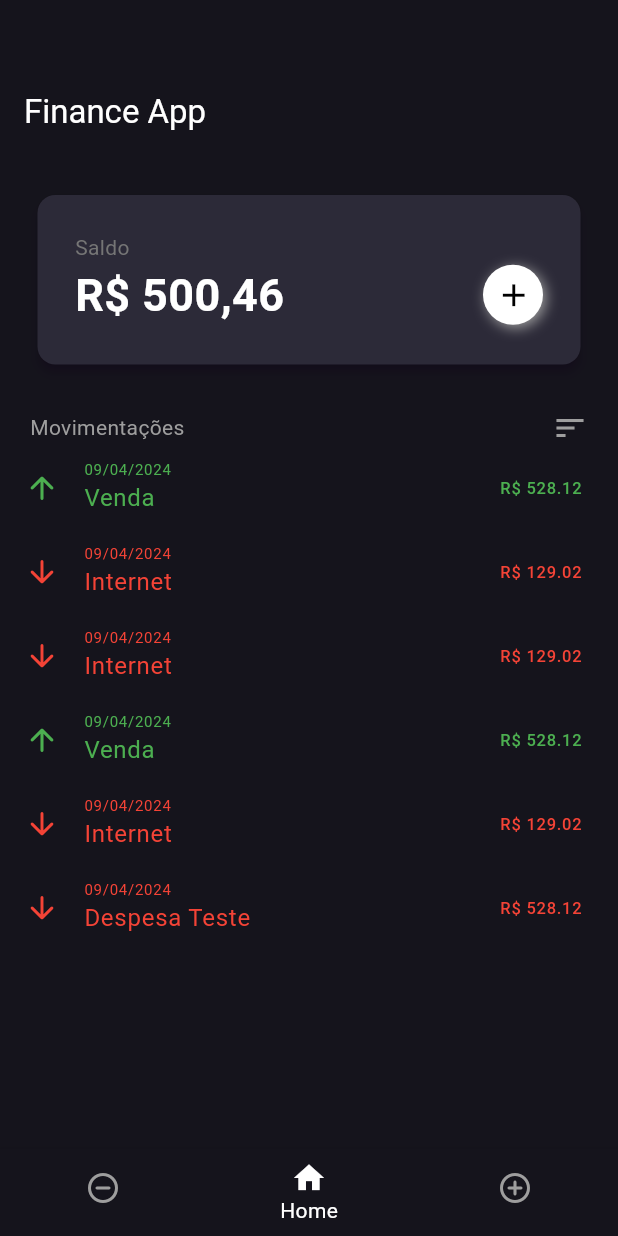
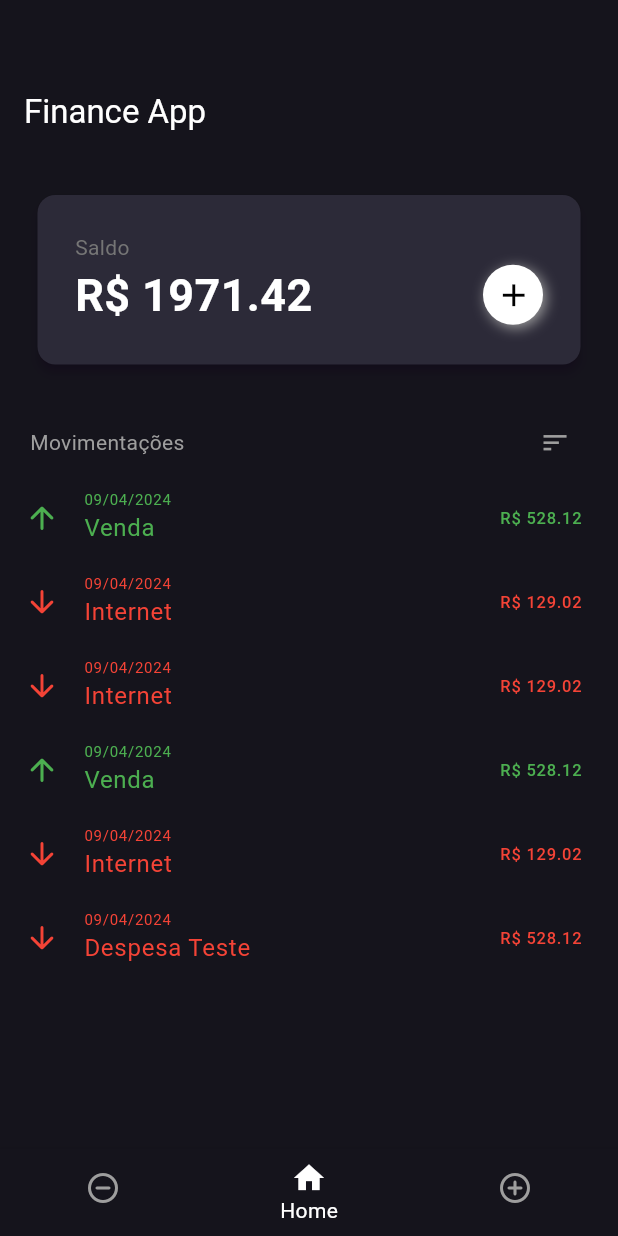
Before and after one commit to Leandro208/app_finance_flutter, a Flutter app: the screen it shows after launch, on a phone screen of 412 x 824 dp. Run offline on Flutter 3.47's test engine with Material 3 defaults, Android fonts, the phone set to English and light mode, and no system bars; our stand-ins replace shared_preferences.

Commit message:
possibilidade de edicao

```diff
--- a/lib/model/movimentacao.dart
+++ b/lib/model/movimentacao.dart
@@ -1,5 +1,3 @@
-import 'dart:math';
-
 import 'tipo_movimentacao.dart';
 
 class Movimentacao {
@@ -11,10 +9,11 @@ class Movimentacao {
   TipoMovimentacao tipo;
 
   Movimentacao({
+    required this.id,
     required this.titulo,
     required this.valor,
     required this.data,
     required this.tipo,
     this.descricao,
-  }) : id = Random().nextInt(9999).toString();
+  });
 }
--- a/lib/modules/components/lista_movimentacoes.dart
+++ b/lib/modules/components/lista_movimentacoes.dart
@@ -1,18 +1,21 @@
 import 'package:app_finance_flutter/model/movimentacao.dart';
 import 'package:app_finance_flutter/model/tipo_movimentacao.dart';
+import 'package:app_finance_flutter/modules/home/adicionar.dart';
 import 'package:app_finance_flutter/utils/app_colors.dart';
 import 'package:flutter/cupertino.dart';
 import 'package:flutter/material.dart';
 import 'package:intl/intl.dart';
 
 class ListaMovimentacoes extends StatelessWidget {
-  final Function(Movimentacao) callback;
+  final Function(Movimentacao) callbackRemover;
+  final Function(Movimentacao) callbackEditar;
   final List<Movimentacao> movimentacoes;
 
   const ListaMovimentacoes({
     super.key,
     required this.movimentacoes,
-    required this.callback,
+    required this.callbackRemover,
+    required this.callbackEditar,
   });
 
   @override
@@ -24,11 +27,12 @@ class ListaMovimentacoes extends StatelessWidget {
         itemBuilder: (context, index) {
           final movimentacao = movimentacoes[index];
           return GestureDetector(
-            onTap: () async => await _showBottomSheet(context, movimentacao),
+            onTap: () async =>
+                await _showBottomSheet(context, movimentacao, index),
             child: Dismissible(
               key: Key(movimentacao.id),
               confirmDismiss: (direction) async =>
-                  await _showBottomSheet(context, movimentacao),
+                  await _showBottomSheet(context, movimentacao, index),
               background: Container(
                 decoration: BoxDecoration(
                   borderRadius: BorderRadius.circular(10),
@@ -65,7 +69,7 @@ class ListaMovimentacoes extends StatelessWidget {
   }
 
   Future _showBottomSheet(
-      BuildContext context, Movimentacao movimentacao) async {
+      BuildContext context, Movimentacao movimentacao, int index) async {
     await showModalBottomSheet(
       backgroundColor: AppColors.background,
       context: context,
@@ -127,7 +131,19 @@ class ListaMovimentacoes extends StatelessWidget {
                     padding: const EdgeInsets.symmetric(
                         vertical: 10, horizontal: 20),
                     color: Colors.blueAccent,
-                    onPressed: () {
+                    onPressed: () async {
+                      await Navigator.push(
+                        context,
+                        MaterialPageRoute<void>(
+                          builder: (BuildContext context) => AdicionarItem(
+                            callback: callbackEditar,
+                            isEdit: true,
+                            movimentacaoEdit: movimentacao,
+                            index: index,
+                          ),
+                        ),
+                      );
+
                       // callback(movimentacao);
 
                       Navigator.pop(contextModal);
@@ -143,7 +159,7 @@ class ListaMovimentacoes extends StatelessWidget {
                     padding: const EdgeInsets.symmetric(
                         vertical: 10, horizontal: 20),
                     onPressed: () {
-                      callback(movimentacao);
+                      callbackRemover(movimentacao);
 
                       Navigator.pop(contextModal);
                     },
--- a/lib/modules/home/home_page.dart
+++ b/lib/modules/home/home_page.dart
@@ -1,8 +1,11 @@
+import 'dart:math';
+
 import 'package:app_finance_flutter/model/movimentacao.dart';
 import 'package:app_finance_flutter/model/tipo_movimentacao.dart';
 import 'package:app_finance_flutter/modules/components/lista_movimentacoes.dart';
 import 'package:app_finance_flutter/modules/home/adicionar.dart';
 import 'package:app_finance_flutter/utils/app_colors.dart';
+import 'package:flutter/cupertino.dart';
 import 'package:flutter/material.dart';
 
 class HomePage extends StatefulWidget {
@@ -13,43 +16,78 @@ class HomePage extends StatefulWidget {
 }
 
 class _HomePageState extends State<HomePage> {
-  List<Movimentacao> movimentacoes = [
+  late List<Movimentacao> movimentacoes;
+  double total = 0;
+  @override
+  void initState() {
+    movimentacoes = [
       Movimentacao(
+          id: Random().nextInt(9999).toString(),
           titulo: 'Venda',
           valor: 528.12,
           data: DateTime.now(),
           tipo: TipoMovimentacao.RECEITA),
       Movimentacao(
+          id: Random().nextInt(9999).toString(),
           titulo: 'Internet',
           valor: 129.02,
           data: DateTime.now(),
           tipo: TipoMovimentacao.DESPESA),
       Movimentacao(
+          id: Random().nextInt(9999).toString(),
           titulo: 'Internet',
           valor: 129.02,
           data: DateTime.now(),
           tipo: TipoMovimentacao.DESPESA),
       Movimentacao(
+          id: Random().nextInt(9999).toString(),
           titulo: 'Venda',
           valor: 528.12,
           data: DateTime.now(),
           tipo: TipoMovimentacao.RECEITA),
       Movimentacao(
+          id: Random().nextInt(9999).toString(),
           titulo: 'Internet',
           valor: 129.02,
           data: DateTime.now(),
           tipo: TipoMovimentacao.DESPESA),
       Movimentacao(
+          id: Random().nextInt(9999).toString(),
           titulo: 'Despesa Teste',
           valor: 528.12,
           data: DateTime.now(),
           tipo: TipoMovimentacao.DESPESA)
     ];
+    for (var e in movimentacoes) {
+      total += e.valor;
+    }
+    super.initState();
+  }
+
   void adicionarMovimentacoes(Movimentacao movimentacao) => setState(() {
+        total = 0;
         movimentacoes.add(movimentacao);
+        for (var e in movimentacoes) {
+          total += e.valor;
+        }
       });
   void removerMovimentacoes(Movimentacao movimentacao) => setState(() {
+        total = 0;
         movimentacoes.remove(movimentacao);
+        for (var e in movimentacoes) {
+          total += e.valor;
+        }
+      });
+
+  void editarMovimentacao(Movimentacao movimentacao) => setState(() {
+        int indexMovimentacao = movimentacoes
+            .indexWhere((element) => element.id == movimentacao.id);
+        if (indexMovimentacao == -1) return;
+        movimentacoes[indexMovimentacao] = movimentacao;
+        total = 0;
+        for (var e in movimentacoes) {
+          total += e.valor;
+        }
       });
 
   @override
@@ -86,9 +124,9 @@ class _HomePageState extends State<HomePage> {
                           Row(
                             mainAxisAlignment: MainAxisAlignment.spaceBetween,
                             children: [
-                              const Text(
-                                "R\$ 500,46",
-                                style: TextStyle(
+                              Text(
+                                "R\$ ${total.toStringAsFixed(2)}",
+                                style: const TextStyle(
                                     color: Colors.white,
                                     fontWeight: FontWeight.bold,
                                     fontSize: 30),
@@ -117,7 +155,9 @@ class _HomePageState extends State<HomePage> {
                                     MaterialPageRoute<void>(
                                       builder: (BuildContext context) =>
                                           AdicionarItem(
-                                              callback: adicionarMovimentacoes),
+                                        callback: adicionarMovimentacoes,
+                                        isEdit: false,
+                                      ),
                                     ),
                                   ),
                                 ),
@@ -130,18 +170,22 @@ class _HomePageState extends State<HomePage> {
               ),
             ],
           ),
-          const Padding(
-            padding: EdgeInsets.fromLTRB(20, 20, 20, 0),
+          Padding(
+            padding: const EdgeInsets.fromLTRB(20, 20, 20, 0),
             child: Row(
               mainAxisAlignment: MainAxisAlignment.spaceBetween,
               children: [
-                Text(
+                const Text(
                   'Movimentações',
                   style: TextStyle(color: Colors.grey),
                 ),
-                Icon(
+                CupertinoButton(
+                  onPressed: () {},
+                  padding: EdgeInsets.zero,
+                  child: const Icon(
                     Icons.sort,
                     color: Colors.grey,
+                  ),
                 )
               ],
             ),
@@ -149,7 +193,8 @@ class _HomePageState extends State<HomePage> {
           Expanded(
             child: ListaMovimentacoes(
               movimentacoes: movimentacoes,
-              callback: removerMovimentacoes,
+              callbackRemover: removerMovimentacoes,
+              callbackEditar: editarMovimentacao,
             ),
           )
         ],
--- a/lib/modules/resumos/receitas.dart
+++ b/lib/modules/resumos/receitas.dart
@@ -1,3 +1,5 @@
+import 'dart:math';
+
 import 'package:app_finance_flutter/model/movimentacao.dart';
 import 'package:app_finance_flutter/model/tipo_movimentacao.dart';
 import 'package:app_finance_flutter/modules/components/timeline.dart';
@@ -13,11 +15,13 @@ class ReceitasResumo extends StatefulWidget {
 class _ReceitasResumoState extends State<ReceitasResumo> {
   final List<Movimentacao> _receitas = [
     Movimentacao(
+        id: Random().nextInt(9999).toString(),
         titulo: 'Internet',
         valor: 129.02,
         data: DateTime.now(),
         tipo: TipoMovimentacao.RECEITA),
     Movimentacao(
+        id: Random().nextInt(9999).toString(),
         titulo: 'Internet',
         valor: 129.02,
         data: DateTime.now(),
```
Also changed, not shown: lib/modules/home/adicionar.dart (+38 -2 lines), lib/modules/resumos/despesa.dart (+8 -6 lines). Lines whose indentation alone changed are shown as unchanged.
